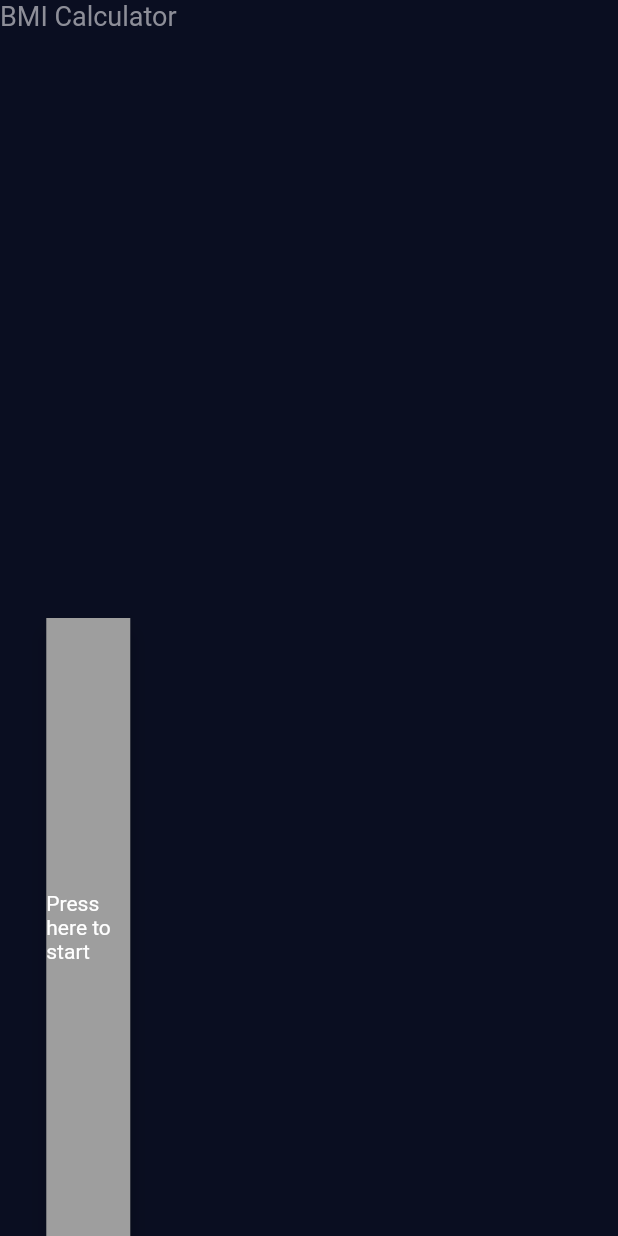
After one commit to danilovuita/PmdProject, a Flutter app: the screen it shows after launch, on a phone screen of 412 x 824 dp. The commit adds this screen. Run offline on Flutter 3.47's test engine with Material 2 defaults, Android fonts, the phone set to English and light mode, and no system bars; our stand-ins replace font_awesome_flutter; missing offline and left inert: dart:ffi.

Commit message:
Almost There

```diff
--- /dev/null
+++ b/bmi/lib/index.dart
@@ -0,0 +1,46 @@
+import 'package:bmi/constants.dart';
+import 'package:flutter/material.dart';
+
+class IndexScreen extends StatelessWidget {
+  @override
+  Widget build(BuildContext context) {
+    return Scaffold(
+      body: Column(
+        mainAxisAlignment: MainAxisAlignment.center,
+        children: <Widget>[
+          Expanded(
+            child: Text('BMI Calculator', style: kLabelTextStyle),
+          ),
+          Expanded(
+            child: RectangleTextButton(
+                title: "Press here to start", onPressed: () {
+                  Navigator.pushNamed(context, '/first');
+            }),
+          ),
+        ],
+      ),
+    );
+  }
+}
+
+class RectangleTextButton extends StatelessWidget {
+  RectangleTextButton({@required this.title, @required this.onPressed});
+
+  final String title;
+  final Function onPressed;
+
+  @override
+  Widget build(BuildContext context) {
+    return RawMaterialButton(
+      child: Text(title),
+      onPressed: onPressed,
+      elevation: 6.0,
+      constraints: BoxConstraints.tightFor(
+        width: 56.0,
+        height: 56.0,
+      ),
+      shape: ContinuousRectangleBorder(),
+      fillColor: Colors.grey,
+    );
+  }
+}
--- a/bmi/lib/main.dart
+++ b/bmi/lib/main.dart
@@ -1,7 +1,9 @@
 import 'dart:ffi';
 
+import 'package:bmi/reuslts_page.dart';
 import 'package:flutter/material.dart';
 import 'input_page.dart';
+import 'index.dart';
 
 void main() {
   runApp(BMICalculator());
@@ -15,7 +17,13 @@ class BMICalculator extends StatelessWidget {
         primaryColor: Color(0xFF0A0E21),
         scaffoldBackgroundColor: Color(0xFF0A0E21),
       ),
-      home: InputPage(),
+      /*home: InputPage(),*/
+      initialRoute: '/',
+      routes:{
+        '/': (context) => IndexScreen(),
+        '/first': (context) => InputPage(),
+        '/second': (context) => ResultsPage(),
+      }
     );
   }
 }
```
Also changed, not shown: bmi/lib/input_page.dart (+11 -5 lines), bmi/lib/reuslts_page.dart (added, +13 -0 lines).
